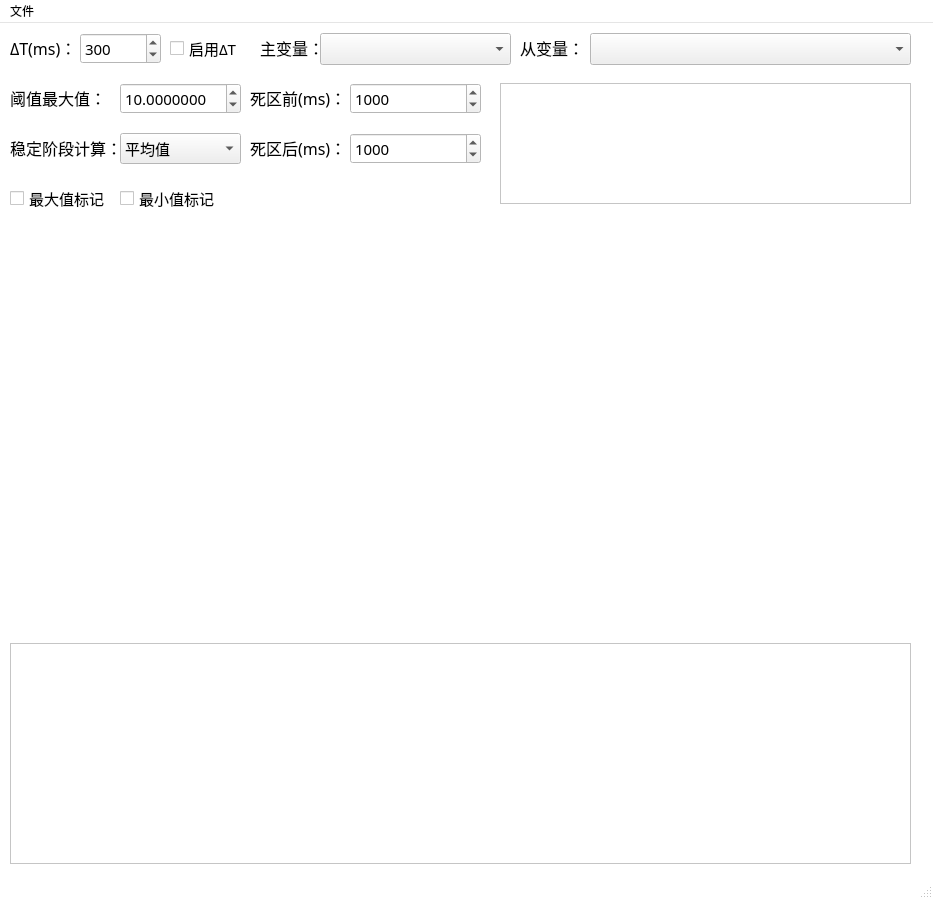
Qt form ui/DataAnalysis.ui (banniford/DataAnalysisApp) before a commit.
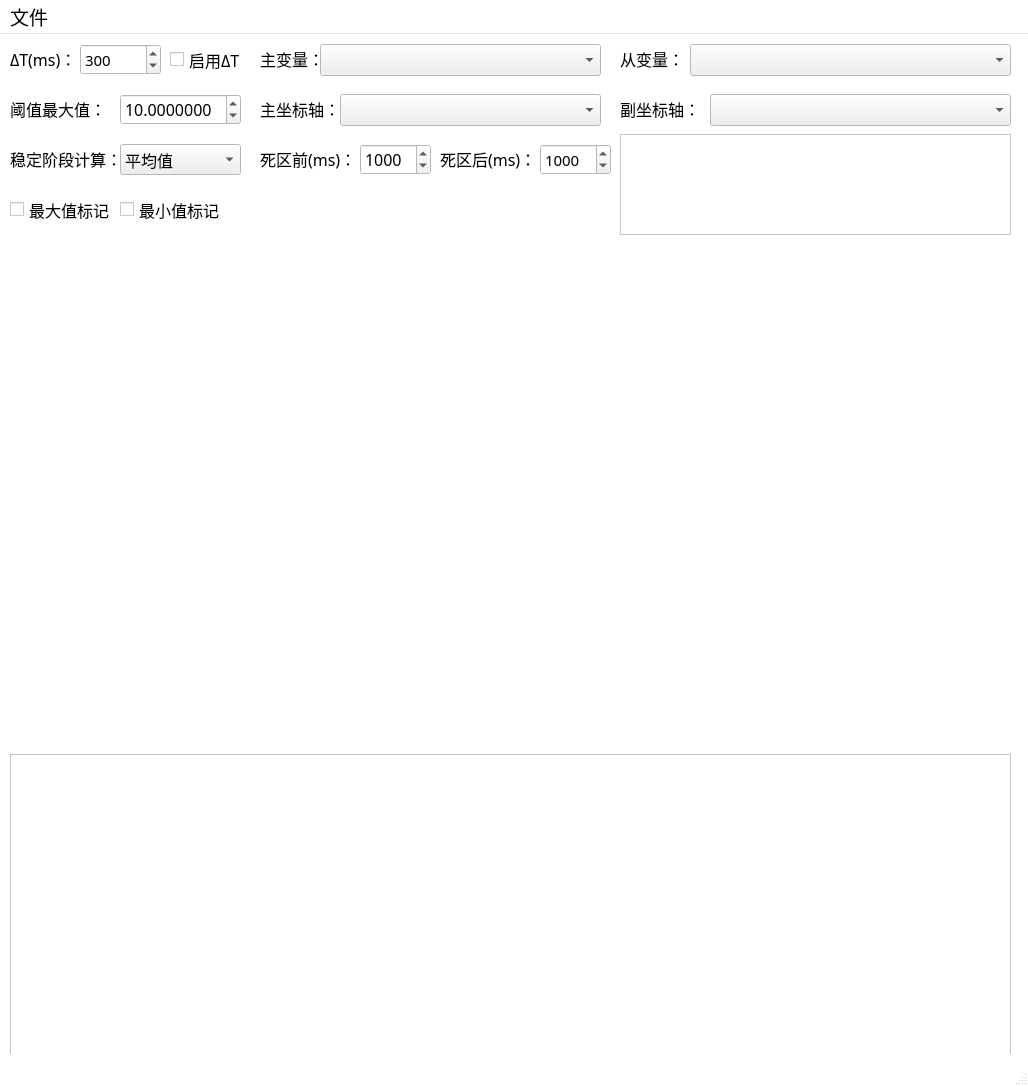
The same form after that commit. Icons and pictures are not drawn. Custom widgets are drawn as their Qt base class.

The edit to the form file:
```diff
--- a/ui/DataAnalysis.ui
+++ b/ui/DataAnalysis.ui
@@ -6,8 +6,8 @@
    <rect>
     <x>0</x>
     <y>0</y>
-    <width>933</width>
-    <height>899</height>
+    <width>1028</width>
+    <height>1086</height>
    </rect>
   </property>
   <property name="palette">
@@ -59,6 +59,7 @@
   <property name="font">
    <font>
     <family>黑体</family>
+    <pointsize>14</pointsize>
    </font>
   </property>
   <property name="windowTitle">
@@ -77,24 +78,24 @@
      <rect>
       <x>10</x>
       <y>210</y>
-      <width>900</width>
-      <height>400</height>
+      <width>1000</width>
+      <height>500</height>
      </rect>
     </property>
    </widget>
    <widget class="QTextEdit" name="textEdit">
     <property name="geometry">
      <rect>
-      <x>500</x>
-      <y>60</y>
-      <width>411</width>
-      <height>121</height>
+      <x>620</x>
+      <y>100</y>
+      <width>391</width>
+      <height>101</height>
      </rect>
     </property>
     <property name="font">
      <font>
       <family>黑体</family>
-      <pointsize>11</pointsize>
+      <pointsize>12</pointsize>
      </font>
     </property>
     <property name="readOnly">
@@ -132,14 +133,14 @@
      <rect>
       <x>320</x>
       <y>10</y>
-      <width>191</width>
+      <width>281</width>
       <height>32</height>
      </rect>
     </property>
     <property name="font">
      <font>
-      <family>Agency FB</family>
-      <pointsize>11</pointsize>
+      <family>黑体</family>
+      <pointsize>12</pointsize>
       <bold>false</bold>
      </font>
     </property>
@@ -147,7 +148,7 @@
    <widget class="QLabel" name="label_2">
     <property name="geometry">
      <rect>
-      <x>520</x>
+      <x>620</x>
       <y>0</y>
       <width>61</width>
       <height>50</height>
@@ -173,7 +174,7 @@
    <widget class="CheckableComboBox" name="comboBox2_2">
     <property name="geometry">
      <rect>
-      <x>590</x>
+      <x>690</x>
       <y>10</y>
       <width>321</width>
       <height>32</height>
@@ -181,8 +182,8 @@
     </property>
     <property name="font">
      <font>
-      <family>Agency FB</family>
-      <pointsize>11</pointsize>
+      <family>黑体</family>
+      <pointsize>12</pointsize>
       <bold>false</bold>
      </font>
     </property>
@@ -250,8 +251,8 @@
    <widget class="QLabel" name="label_3">
     <property name="geometry">
      <rect>
-      <x>250</x>
-      <y>50</y>
+      <x>260</x>
+      <y>100</y>
       <width>91</width>
       <height>50</height>
      </rect>
@@ -276,16 +277,16 @@
    <widget class="QSpinBox" name="spinBox_1">
     <property name="geometry">
      <rect>
-      <x>350</x>
-      <y>60</y>
-      <width>131</width>
+      <x>360</x>
+      <y>110</y>
+      <width>71</width>
       <height>31</height>
      </rect>
     </property>
     <property name="font">
      <font>
       <family>黑体</family>
-      <pointsize>11</pointsize>
+      <pointsize>12</pointsize>
      </font>
     </property>
     <property name="minimum">
@@ -307,7 +308,7 @@
    <widget class="QLabel" name="label_4">
     <property name="geometry">
      <rect>
-      <x>250</x>
+      <x>440</x>
       <y>100</y>
       <width>91</width>
       <height>50</height>
@@ -333,9 +334,9 @@
    <widget class="QSpinBox" name="spinBox_2">
     <property name="geometry">
      <rect>
-      <x>350</x>
+      <x>540</x>
       <y>110</y>
-      <width>131</width>
+      <width>71</width>
       <height>31</height>
      </rect>
     </property>
@@ -365,9 +366,9 @@
     <property name="geometry">
      <rect>
       <x>10</x>
-      <y>620</y>
-      <width>901</width>
-      <height>221</height>
+      <y>720</y>
+      <width>1001</width>
+      <height>311</height>
      </rect>
     </property>
    </widget>
@@ -383,7 +384,7 @@
     <property name="font">
      <font>
       <family>黑体</family>
-      <pointsize>11</pointsize>
+      <pointsize>12</pointsize>
      </font>
     </property>
     <item>
@@ -392,7 +393,7 @@
      </property>
     </item>
    </widget>
-   <widget class="QLabel" name="label_7">
+   <widget class="QLabel" name="label_8">
     <property name="geometry">
      <rect>
       <x>10</x>
@@ -430,7 +431,7 @@
     <property name="font">
      <font>
       <family>黑体</family>
-      <pointsize>11</pointsize>
+      <pointsize>12</pointsize>
      </font>
     </property>
     <property name="text">
@@ -449,7 +450,7 @@
     <property name="font">
      <font>
       <family>黑体</family>
-      <pointsize>11</pointsize>
+      <pointsize>12</pointsize>
      </font>
     </property>
     <property name="cursor">
@@ -462,7 +463,7 @@
      <bool>false</bool>
     </property>
    </widget>
-   <widget class="QLabel" name="label_6">
+   <widget class="QLabel" name="label_5">
     <property name="geometry">
      <rect>
       <x>10</x>
@@ -500,7 +501,7 @@
     <property name="font">
      <font>
       <family>黑体</family>
-      <pointsize>11</pointsize>
+      <pointsize>12</pointsize>
      </font>
     </property>
     <property name="decimals">
@@ -522,28 +523,120 @@
     <property name="font">
      <font>
       <family>黑体</family>
-      <pointsize>11</pointsize>
+      <pointsize>12</pointsize>
      </font>
     </property>
     <property name="text">
      <string>启用ΔT</string>
     </property>
    </widget>
+   <widget class="QComboBox" name="comboBox2_3">
+    <property name="geometry">
+     <rect>
+      <x>340</x>
+      <y>60</y>
+      <width>261</width>
+      <height>32</height>
+     </rect>
+    </property>
+    <property name="font">
+     <font>
+      <family>黑体</family>
+      <pointsize>12</pointsize>
+      <bold>false</bold>
+     </font>
+    </property>
+   </widget>
+   <widget class="QLabel" name="label_6">
+    <property name="geometry">
+     <rect>
+      <x>260</x>
+      <y>50</y>
+      <width>81</width>
+      <height>50</height>
+     </rect>
+    </property>
+    <property name="font">
+     <font>
+      <family>黑体</family>
+      <pointsize>12</pointsize>
+      <bold>false</bold>
+     </font>
+    </property>
+    <property name="lineWidth">
+     <number>1</number>
+    </property>
+    <property name="text">
+     <string>主坐标轴：</string>
+    </property>
+    <property name="textFormat">
+     <enum>Qt::AutoText</enum>
+    </property>
+   </widget>
+   <widget class="QLabel" name="label_7">
+    <property name="geometry">
+     <rect>
+      <x>620</x>
+      <y>50</y>
+      <width>81</width>
+      <height>50</height>
+     </rect>
+    </property>
+    <property name="font">
+     <font>
+      <family>黑体</family>
+      <pointsize>12</pointsize>
+      <bold>false</bold>
+     </font>
+    </property>
+    <property name="lineWidth">
+     <number>1</number>
+    </property>
+    <property name="text">
+     <string>副坐标轴：</string>
+    </property>
+    <property name="textFormat">
+     <enum>Qt::AutoText</enum>
+    </property>
+   </widget>
+   <widget class="QComboBox" name="comboBox2_4">
+    <property name="geometry">
+     <rect>
+      <x>710</x>
+      <y>60</y>
+      <width>301</width>
+      <height>32</height>
+     </rect>
+    </property>
+    <property name="font">
+     <font>
+      <family>黑体</family>
+      <pointsize>12</pointsize>
+      <bold>false</bold>
+     </font>
+    </property>
+   </widget>
   </widget>
   <widget class="QMenuBar" name="menubar">
    <property name="geometry">
     <rect>
      <x>0</x>
      <y>0</y>
-     <width>933</width>
-     <height>18</height>
+     <width>1028</width>
+     <height>25</height>
     </rect>
    </property>
+   <property name="font">
+    <font>
+     <family>黑体</family>
+     <pointsize>14</pointsize>
+    </font>
+   </property>
    <widget class="QMenu" name="menu_0">
     <property name="font">
      <font>
       <family>黑体</family>
-      <pointsize>11</pointsize>
+      <pointsize>12</pointsize>
      </font>
     </property>
     <property name="title">
```
Left out of the diff: 4 changed lines with no effect on the pictures.
